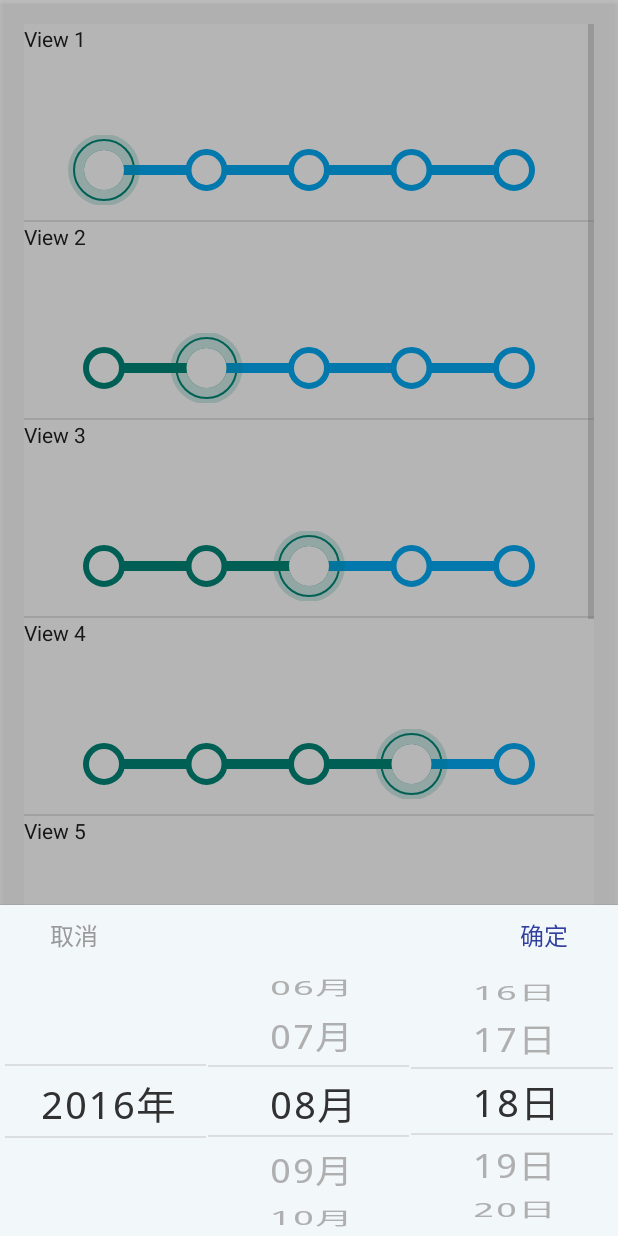
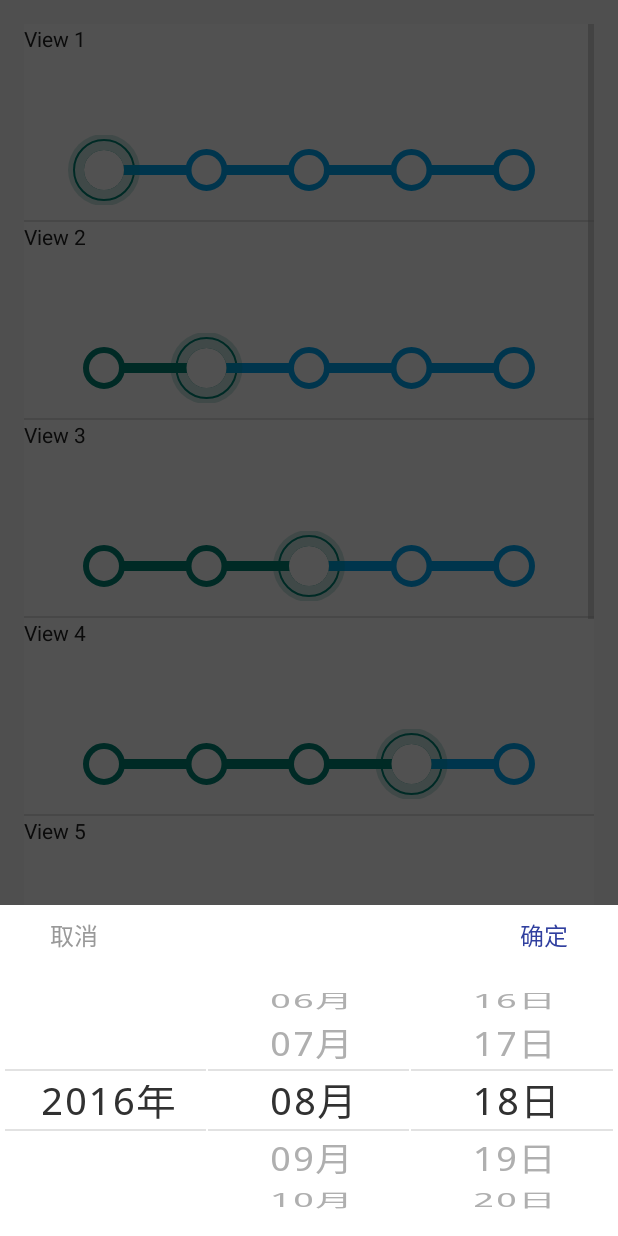
Before and after one commit to lvtanxi/AndroidStepsViewDemo, an Android app: the screen it shows after launch (MainActivity), after a tap on "View 1", on a phone screen of 412 x 824 dp. Run offline under Robolectric (Android 15) with nearby library versions, the phone set to English and light mode, and no system bars.

Commit message:
优化时间dialog

```diff
--- a/app/src/main/java/anton46/sample/MainActivity.java
+++ b/app/src/main/java/anton46/sample/MainActivity.java
@@ -14,7 +14,7 @@ import android.widget.Toast;
 
 import com.anton46.stepsview.StepsView;
 
-import anton46.sample.view.popwindow.DatePickerPopWin;
+import anton46.sample.view.popwindow.DatePickerDialog;
 
 
 public class MainActivity extends AppCompatActivity {
@@ -36,10 +36,10 @@ public class MainActivity extends AppCompatActivity {
 
             @Override
             public void onItemClick(AdapterView<?> parent, View view, int position, long id) {
-              /*  DateDialog dateDialog=new DateDialog(MainActivity.this);
-                dateDialog.show();*/
-               new DatePickerPopWin.Builder(MainActivity.this)
-                        .onDatePickedListener(new DatePickerPopWin.OnDatePickedListener() {
+
+                if(position%2==0){
+                    new DatePickerDialog.Builder(MainActivity.this)
+                            .onDatePickedListener(new DatePickerDialog.OnDatePickedListener() {
                                 @Override
                                 public void onDatePickCompleted(int year, int month, int day, String dateDesc) {
                                     Toast.makeText(MainActivity.this, dateDesc, Toast.LENGTH_SHORT).show();
@@ -47,7 +47,11 @@ public class MainActivity extends AppCompatActivity {
                             })
                             .minYear(2016) //min year in loop
                             .build()
-                        .showPopWin();
+                            .show();
+                    return;
+                }
+                     DateDialog dateDialog=new DateDialog(MainActivity.this);
+                dateDialog.show();
             }
         });
     }
--- a/app/src/main/java/anton46/sample/view/LoopView.java
+++ b/app/src/main/java/anton46/sample/view/LoopView.java
@@ -109,7 +109,7 @@ public class LoopView extends View {
             mCenterLineColor = array.getColor(R.styleable.LoopView_plineColor, 0xffc5c5c5);
             mCanLoop = array.getBoolean(R.styleable.LoopView_canLoop, true);
             mInitPosition = array.getInt(R.styleable.LoopView_initPosition, -1);
-            mTextSize = array.getDimensionPixelSize(R.styleable.LoopView_textSize, sp2px(context, 16));
+            mTextSize = array.getDimensionPixelSize(R.styleable.LoopView_textSize, sp2px(context, 14));
             mDrawItemsCount = array.getInt(R.styleable.LoopView_drawItemCount, 7);
             array.recycle();
         }
@@ -187,11 +187,8 @@ public class LoopView extends View {
             if (textWidth > mMaxTextWidth) {
                 mMaxTextWidth = textWidth;
             }
-            int textHeight = rect.height();
-            if (textHeight > mMaxTextHeight) {
-                mMaxTextHeight = textHeight;
-            }
         }
+        mMaxTextHeight = sp2px(getContext(), 20);
     }
 
     @Override
--- /dev/null
+++ b/app/src/main/java/anton46/sample/view/popwindow/DatePickerDialog.java
@@ -0,0 +1,319 @@
+package anton46.sample.view.popwindow;
+
+import android.app.Activity;
+import android.app.Dialog;
+import android.content.Context;
+import android.graphics.Color;
+import android.os.Bundle;
+import android.text.TextUtils;
+import android.util.DisplayMetrics;
+import android.view.Display;
+import android.view.View;
+import android.view.WindowManager;
+import android.widget.Button;
+
+import java.text.ParseException;
+import java.text.SimpleDateFormat;
+import java.util.ArrayList;
+import java.util.Calendar;
+import java.util.Date;
+import java.util.List;
+import java.util.Locale;
+
+import anton46.sample.R;
+import anton46.sample.view.LoopView;
+
+/**
+ * User: 吕勇
+ * Date: 2016-08-18
+ * Time: 09:55
+ * Description:
+ */
+public class DatePickerDialog extends Dialog implements View.OnClickListener {
+
+    private static final int DEFAULT_MIN_YEAR = 1900;
+    private static final String DEFAULT_FORMART = "yyyy年-MM月-dd日";
+    public Button cancelBtn;
+    public Button confirmBtn;
+    public LoopView yearLoopView;
+    public LoopView monthLoopView;
+    public LoopView dayLoopView;
+    public View pickerContainer;
+    private int yearPos = 0;
+    private int monthPos = 0;
+    private int dayPos = 0;
+    private Builder builder;
+
+    List<String> yearList = new ArrayList();
+    List<String> monthList = new ArrayList();
+    List<String> dayList = new ArrayList();
+
+    public DatePickerDialog(Context context,Builder builder) {
+        super(context, R.style.def_alert_dialog);
+        this.builder=builder;
+    }
+
+    @Override
+    protected void onCreate(Bundle savedInstanceState) {
+        super.onCreate(savedInstanceState);
+        setContentView(R.layout.layout_date_picker);
+        WindowManager m =builder.mActivity.getWindowManager();
+        Display d = m.getDefaultDisplay();  //为获取屏幕宽、高
+        android.view.WindowManager.LayoutParams p = getWindow().getAttributes();  //获取对话框当前的参数值
+        p.width =getDisplayMetrics();  //宽度设置为全屏
+        getWindow().setAttributes(p);
+        initViews();
+        initData();
+        bindListener();
+    }
+
+    public  int getDisplayMetrics() {
+        DisplayMetrics dm = new DisplayMetrics();
+        builder.mActivity.getWindowManager().getDefaultDisplay().getMetrics(dm);
+        return dm.widthPixels;
+    }
+
+    private void initViews() {
+        cancelBtn = (Button) findViewById(R.id.btn_cancel);
+        confirmBtn = (Button) findViewById(R.id.btn_confirm);
+        yearLoopView = (LoopView) findViewById(R.id.picker_year);
+        monthLoopView = (LoopView) findViewById(R.id.picker_month);
+        dayLoopView = (LoopView) findViewById(R.id.picker_day);
+        pickerContainer =findViewById(R.id.container_picker);
+    }
+
+    private void bindListener() {
+
+        yearLoopView.setLoopListener(new LoopView.LoopScrollListener() {
+            @Override
+            public void onItemSelect(int item) {
+                yearPos = item;
+                initDayPickerView();
+            }
+        });
+        monthLoopView.setLoopListener(new LoopView.LoopScrollListener() {
+            @Override
+            public void onItemSelect(int item) {
+                monthPos = item;
+                initDayPickerView();
+            }
+        });
+        dayLoopView.setLoopListener(new LoopView.LoopScrollListener() {
+            @Override
+            public void onItemSelect(int item) {
+                dayPos = item;
+            }
+        });
+        cancelBtn.setOnClickListener(this);
+        confirmBtn.setOnClickListener(this);
+        pickerContainer.setOnClickListener(this);
+    }
+
+    private void initData() {
+        setCanceledOnTouchOutside(true);
+        setSelectedDate(builder.dateChose);
+        cancelBtn.setText(builder.textCancel);
+        cancelBtn.setTextColor(builder.colorCancel);
+        cancelBtn.setTextSize(builder.btnTextSize);
+        confirmBtn.setTextSize(builder.btnTextSize);
+        confirmBtn.setText(builder.textConfirm);
+        confirmBtn.setTextColor(builder.colorConfirm);
+        yearLoopView.setTextSize(builder.viewTextSize);
+        monthLoopView.setTextSize(builder.viewTextSize);
+        dayLoopView.setTextSize(builder.viewTextSize);
+
+        initPickerViews(); // init year and month loop view
+        initDayPickerView(); //init day loop view
+    }
+    private void initPickerViews() {
+
+        int yearCount = builder.maxYear - builder.minYear;
+
+        for (int i = 0; i < yearCount; i++) {
+            yearList.add(format2LenStr(builder.minYear + i, "年"));
+        }
+
+        for (int j = 0; j < 12; j++) {
+            monthList.add(format2LenStr(j + 1, "月"));
+        }
+
+        yearLoopView.setDataList((ArrayList) yearList);
+        yearLoopView.setInitPosition(yearPos);
+
+        monthLoopView.setDataList((ArrayList) monthList);
+        monthLoopView.setInitPosition(monthPos);
+    }
+
+    private void initDayPickerView() {
+
+        int dayMaxInMonth;
+        Calendar calendar = Calendar.getInstance();
+        dayList = new ArrayList<>();
+
+        calendar.set(Calendar.YEAR, builder.minYear + yearPos);
+        calendar.set(Calendar.MONTH, monthPos);
+        dayMaxInMonth = calendar.getActualMaximum(Calendar.DAY_OF_MONTH);
+        for (int i = 0; i < dayMaxInMonth; i++) {
+            dayList.add(format2LenStr(i + 1, "日"));
+        }
+        dayLoopView.setDataList((ArrayList) dayList);
+        dayLoopView.setInitPosition(dayPos);
+    }
+
+
+    public String format2LenStr(int num, String unit) {
+        return ((num < 10) ? "0" + num : String.valueOf(num)) + unit;
+    }
+    public void setSelectedDate(String dateStr) {
+
+        if (!TextUtils.isEmpty(dateStr)) {
+
+            long milliseconds = getLongFromyyyyMMdd(dateStr);
+            Calendar calendar = Calendar.getInstance(Locale.CHINA);
+
+            if (milliseconds != -1) {
+
+                calendar.setTimeInMillis(milliseconds);
+                yearPos = calendar.get(Calendar.YEAR) - builder.minYear;
+                monthPos = calendar.get(Calendar.MONTH);
+                dayPos = calendar.get(Calendar.DAY_OF_MONTH) - 1;
+            }
+        }
+    }
+
+    private  long getLongFromyyyyMMdd(String date) {
+        SimpleDateFormat mFormat = new SimpleDateFormat(DEFAULT_FORMART, Locale.getDefault());
+        Date parse = null;
+        try {
+            parse = mFormat.parse(date);
+        } catch (ParseException e) {
+            e.printStackTrace();
+        }
+        if (parse != null) {
+            return parse.getTime();
+        } else {
+            return -1;
+        }
+    }
+    @Override
+    public void onClick(View view) {
+        if (view== confirmBtn) {
+            if (null != builder.mDatePickedListener) {
+                int year = builder.minYear + yearPos;
+                int month = monthPos + 1;
+                int day = dayPos + 1;
+                StringBuffer sb = new StringBuffer();
+
+                sb.append(year)
+                        .append("年")
+                        .append("-")
+                        .append(format2LenStr(month, "月"))
+                        .append("-")
+                        .append(format2LenStr(day, "日"));
+                builder.mDatePickedListener.onDatePickCompleted(year, month, day, sb.toString());
+            }
+        }
+        dismiss();
+    }
+
+    public static class Builder {
+        private Activity mActivity;
+        private DatePickerDialog.OnDatePickedListener mDatePickedListener;
+        private boolean showDayMonthYear = false;
+        private int minYear = DEFAULT_MIN_YEAR;
+        private int maxYear = Calendar.getInstance().get(Calendar.YEAR) + 1;
+        private String textCancel = "取消";
+        private String textConfirm = "确定";
+        private String dateChose = getStrDate();
+        private int colorCancel = Color.parseColor("#999999");
+        private int colorConfirm = Color.parseColor("#303F9F");
+        private int btnTextSize = 16;//text btnTextsize of cancel and confirm button
+        private int viewTextSize = 25;
+
+
+        public Builder(Activity activity) {
+            this.mActivity = activity;
+        }
+
+
+        public DatePickerDialog.Builder minYear(int minYear) {
+            this.minYear = minYear;
+            return this;
+        }
+
+        public DatePickerDialog.Builder onDatePickedListener(DatePickerDialog.OnDatePickedListener listener) {
+            this.mDatePickedListener = listener;
+            return this;
+        }
+
+        public DatePickerDialog.Builder maxYear(int maxYear) {
+            this.maxYear = maxYear;
+            return this;
+        }
+
+        public DatePickerDialog.Builder textCancel(String textCancel) {
+            this.textCancel = textCancel;
+            return this;
+        }
+
+        public DatePickerDialog.Builder textConfirm(String textConfirm) {
+            this.textConfirm = textConfirm;
+            return this;
+        }
+
+        public DatePickerDialog.Builder dateChose(String dateChose) {
+            this.dateChose = dateChose;
+            return this;
+        }
+
+        public DatePickerDialog.Builder colorCancel(int colorCancel) {
+            this.colorCancel = colorCancel;
+            return this;
+        }
+
+        public DatePickerDialog.Builder colorConfirm(int colorConfirm) {
+            this.colorConfirm = colorConfirm;
+            return this;
+        }
+
+        public DatePickerDialog.Builder btnTextSize(int textSize) {
+            this.btnTextSize = textSize;
+            return this;
+        }
+
+        public DatePickerDialog.Builder viewTextSize(int textSize) {
+            this.viewTextSize = textSize;
+            return this;
+        }
+
+        public DatePickerDialog build() {
+            if (minYear > maxYear) {
+                throw new IllegalArgumentException();
+            }
+            return new DatePickerDialog(mActivity,this);
+        }
+
+        public DatePickerDialog.Builder showDayMonthYear(boolean useDayMonthYear) {
+            this.showDayMonthYear = useDayMonthYear;
+            return this;
+        }
+        public  String getStrDate() {
+            SimpleDateFormat dd = new SimpleDateFormat(DEFAULT_FORMART, Locale.CHINA);
+            return dd.format(new Date());
+        }
+
+    }
+
+    public interface OnDatePickedListener {
+
+        /**
+         * Listener when date has been checked
+         *
+         * @param year
+         * @param month
+         * @param day
+         * @param dateDesc
+         */
+        void onDatePickCompleted(int year, int month, int day, String dateDesc);
+    }
+}
--- a/app/src/main/res/layout/layout_date_picker.xml
+++ b/app/src/main/res/layout/layout_date_picker.xml
@@ -1,16 +1,16 @@
 <?xml version="1.0" encoding="utf-8"?>
 <RelativeLayout xmlns:android="http://schemas.android.com/apk/res/android"
                 xmlns:app="http://schemas.android.com/apk/res-auto"
+                android:id="@+id/container_picker"
                 android:layout_width="match_parent"
                 android:layout_height="match_parent"
                 android:background="#33000000">
 
     <LinearLayout
-        android:id="@+id/container_picker"
         android:layout_width="match_parent"
         android:layout_height="wrap_content"
         android:layout_alignParentBottom="true"
-        android:background="#f2f7fa"
+        android:background="@android:color/white"
         android:orientation="vertical">
 
         <RelativeLayout
@@ -42,7 +42,7 @@
         <RelativeLayout
             android:layout_width="match_parent"
             android:layout_height="180dp"
-            android:background="#f2f7fa"
+            android:background="@android:color/white"
             android:padding="3dp">
 
             <LinearLayout
--- a/app/src/main/res/values/styles.xml
+++ b/app/src/main/res/values/styles.xml
@@ -35,26 +35,32 @@
     <style name="ChoosDateSt">
         <item name="android:layout_width">0dp</item>
         <item name="android:layout_height">wrap_content</item>
-        <item name="android:layout_marginLeft">1dp</item>
         <item name="android:layout_weight">1</item>
         <item name="itemNumber">5</item>
         <item name="lineColor">#ffff6000</item>
-        <item name="maskHight">32dp</item>
         <item name="noEmpty">true</item>
         <item name="normalTextColor">#777</item>
         <item name="normalTextSize">14sp</item>
         <item name="selecredTextColor">#ff000000</item>
         <item name="selecredTextSize">22sp</item>
-        <item name="unitHight">50dp</item>
+        <item name="unitHight">40dp</item>
     </style>
 
-    <style name="def_alert_dialog" >
+    <style name="def_alert_dialog">
+        <item name="android:windowFullscreen">true</item>
+        <item name="android:windowAnimationStyle">@style/CustDialogAnimation</item>
+        <!-- 背景透明 -->
+        <item name="android:windowBackground">@android:color/transparent</item>
+        <item name="android:windowContentOverlay">@null</item>
+        <!-- 浮于Activity之上 -->
+        <item name="android:windowIsFloating">true</item>
+        <!-- 边框 -->
         <item name="android:windowFrame">@null</item>
+        <!-- Dialog以外的区域模糊效果 -->
+        <item name="android:backgroundDimEnabled">true</item>
+        <!-- 无标题 -->
         <item name="android:windowNoTitle">true</item>
-        <item name="android:windowBackground">@android:color/transparent</item>
-        <item name="android:windowIsFloating">true</item>
-        <item name="android:windowContentOverlay">@null</item>
-        <item name="android:windowAnimationStyle">@style/CustDialogAnimation</item>
-        <item name="android:width">150dp</item>
+        <!-- 半透明 -->
+        <item name="android:windowIsTranslucent">true</item>
     </style>
 </resources>
--- a/library/src/main/java/com/anton46/stepsview/StepsView.java
+++ b/library/src/main/java/com/anton46/stepsview/StepsView.java
@@ -133,6 +133,7 @@ public class StepsView extends LinearLayout implements StepsViewIndicator.OnDraw
                     textView.setLayoutParams(new ViewGroup.LayoutParams(ViewGroup.LayoutParams.WRAP_CONTENT, ViewGroup.LayoutParams.WRAP_CONTENT));
                     textView.setTypeface(null, Typeface.BOLD);
                     mLabelsLayout.addView(textView);
+                    return;
                 }
 
             }
```
Also changed, not shown: app/src/main/java/anton46/sample/DateDialog.java (+25 -12 lines), app/src/main/java/anton46/sample/view/popwindow/DatePickerPopWin.java (+55 -52 lines), app/src/main/res/layout/choose_data_dialog.xml (+11 -5 lines). Lines whose indentation alone changed are shown as unchanged.
